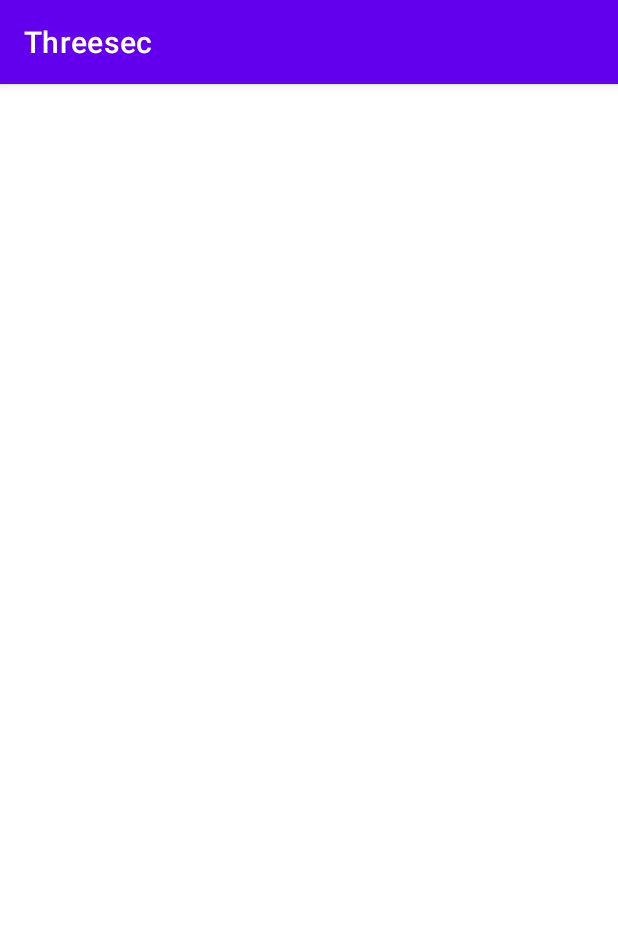
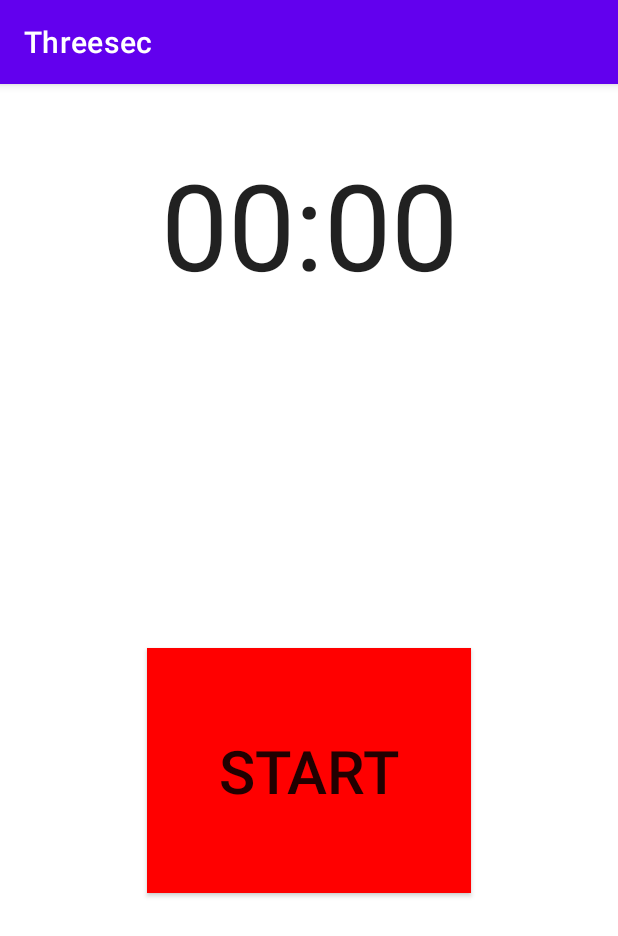
Before and after one commit to RusslandDeveloper/Threesec, an Android app: the screen it shows after launch (MainActivity), on a phone screen of 412 x 824 dp. Shown: the top 936 px of the screen. Run offline under Robolectric (Android 15) with nearby library versions, the phone set to English and light mode, and no system bars.

Commit message:
-Adding button and Chronometer to the main_activity.xml file.

```diff
--- a/app/src/main/res/layout/activity_main.xml
+++ b/app/src/main/res/layout/activity_main.xml
@@ -6,4 +6,27 @@
     android:layout_height="match_parent"
     tools:context=".MainActivity">
 
+    <Chronometer
+        android:id="@+id/chronometer_threesec"
+        android:layout_width="wrap_content"
+        android:layout_height="wrap_content"
+        android:layout_marginTop="40dp"
+        android:textSize="80sp"
+        app:layout_constraintEnd_toEndOf="parent"
+        app:layout_constraintStart_toStartOf="parent"
+        app:layout_constraintTop_toTopOf="parent" />
+
+    <androidx.appcompat.widget.AppCompatButton
+        android:id="@+id/button"
+        android:layout_width="216dp"
+        android:layout_height="163dp"
+        android:background="@color/red"
+        android:text="@string/start"
+        android:textSize="40sp"
+        app:layout_constraintBottom_toBottomOf="parent"
+        app:layout_constraintEnd_toEndOf="parent"
+        app:layout_constraintStart_toStartOf="parent"
+        app:layout_constraintTop_toBottomOf="@+id/chronometer_threesec"
+        app:layout_goneMarginTop="20dp" />
+
 </androidx.constraintlayout.widget.ConstraintLayout>
--- a/app/src/main/res/values/colors.xml
+++ b/app/src/main/res/values/colors.xml
@@ -7,4 +7,5 @@
     <color name="teal_700">#FF018786</color>
     <color name="black">#FF000000</color>
     <color name="white">#FFFFFFFF</color>
+    <color name="red">#FF0000</color>
 </resources>
--- a/app/src/main/res/values/strings.xml
+++ b/app/src/main/res/values/strings.xml
@@ -1,3 +1,5 @@
 <resources>
     <string name="app_name">Threesec</string>
+    <string name="start">START</string>
+    <string name="reset">RESET</string>
 </resources>
```
